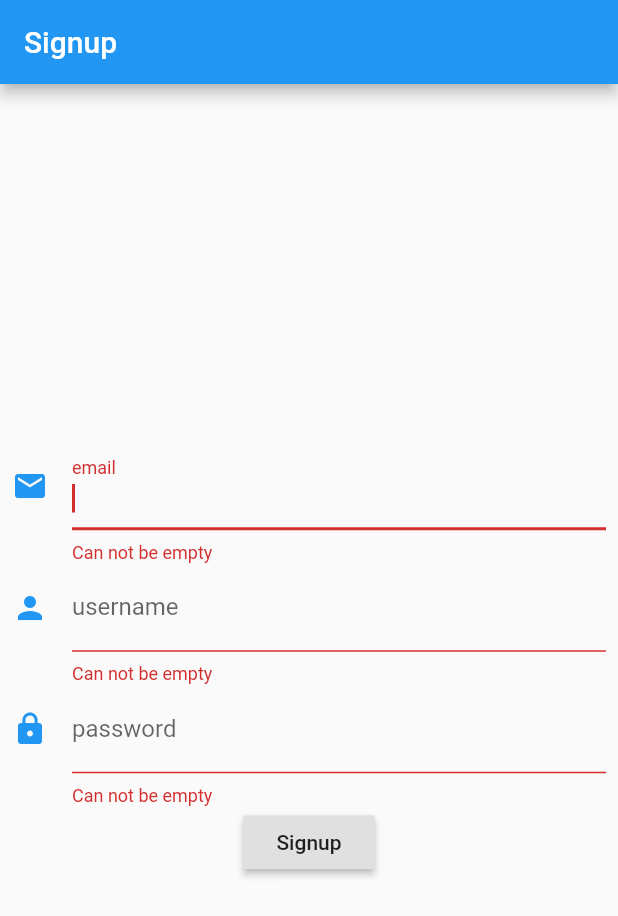
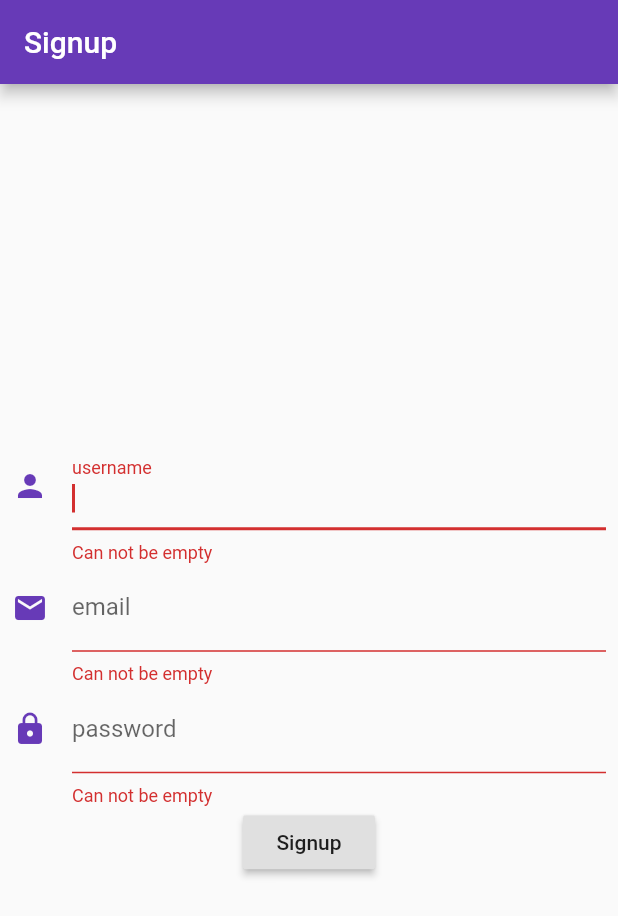
Before and after one commit to HappyBhalodiya/CRUD_Flutter, a Flutter app: the screen it shows after launch, after a tap on "Signup", on a phone screen of 412 x 824 dp. Shown: the top 916 px of the screen. Run offline on Flutter 3.47's test engine with Material 2 defaults, Android fonts, the phone set to English and light mode, and no system bars.

Commit message:
Routing completed

```diff
--- /dev/null
+++ b/client/lib/Routes.dart
@@ -0,0 +1,22 @@
+import 'package:flutter/material.dart';
+import 'package:crud_flutter/login.dart';
+
+
+class Routes {
+
+  var routes = <String, WidgetBuilder>{
+    "/login": (BuildContext context) => new LoginScreen(),
+
+  };
+
+  Routes() {
+    runApp(new MaterialApp(
+      title: "Flutter Flat App",
+      home: new LoginScreen(),
+     theme: ThemeData(
+        primaryColor: Colors.deepPurple,
+      ),
+      routes: routes,
+    ));
+  }
+}
--- /dev/null
+++ b/client/lib/login.dart
@@ -0,0 +1,128 @@
+import 'package:flutter/material.dart';
+import 'package:http/http.dart' as http;
+
+// void main() => runApp(new MyApp());
+
+
+
+class LoginScreen extends StatefulWidget {
+  @override
+  LoginScreenState createState() => LoginScreenState();
+}
+
+class LoginScreenState extends State<LoginScreen> {
+  GlobalKey<FormState> _formKey = GlobalKey<FormState>();
+
+  TextEditingController _usernameController = TextEditingController();
+  TextEditingController _passwordController = TextEditingController();
+  TextEditingController _emailController = TextEditingController();
+
+  Future<http.Response> login(
+      String email, String password, String username) async {
+    if (_formKey.currentState.validate()) {
+      final response =
+          await http.post('http://192.168.1.85:4000/addUser', body: {
+        'email': _emailController.text,
+        'password': _passwordController.text,
+        'username': _usernameController.text,
+      });
+      print(response.body);
+      _usernameController.text = '';
+      _emailController.text = '';
+      _passwordController.text = '';
+
+      return response;
+    }
+  }
+
+  @override
+  void dispose() {
+    _usernameController.dispose();
+    _passwordController.dispose();
+    super.dispose();
+  }
+
+  @override
+  Widget build(BuildContext context) {
+    return Scaffold(
+      appBar: AppBar(
+        title: Text('Signup'),
+      ),
+      body: Center(
+        child: Padding(
+          padding: const EdgeInsets.all(8.0),
+          child: Form(
+            key: _formKey,
+            autovalidate: true,
+            onWillPop: () async {
+              return false;
+            },
+            onChanged: () {},
+            child: Column(
+              mainAxisSize: MainAxisSize.min,
+              crossAxisAlignment: CrossAxisAlignment.center,
+              children: <Widget>[
+                TextFormField(
+                  autofocus: true,
+                  controller: _usernameController,
+                  decoration: InputDecoration(
+                    labelText: "username",
+                    icon: Icon(
+                      Icons.person,
+                      color: Theme.of(context).primaryColor,
+                    ),
+                  ),
+                  validator: (String v) {
+                    return v.trim().isNotEmpty ? null : "Can not be empty";
+                  },
+                ),
+                TextFormField(
+                  autofocus: true,
+                  controller: _emailController,
+                  decoration: InputDecoration(
+                    labelText: "email",
+                    icon: Icon(
+                      Icons.email,
+                      color: Theme.of(context).primaryColor,
+                    ),
+                  ),
+                  validator: (String v) {
+                    return v.trim().isNotEmpty ? null : "Can not be empty";
+                  },
+                ),
+                TextFormField(
+                  controller: _passwordController,
+                  decoration: InputDecoration(
+                    labelText: "password",
+                    icon: Icon(
+                      Icons.lock,
+                      color: Theme.of(context).primaryColor,
+                    ),
+                  ),
+                  obscureText: true,
+                  validator: (String v) {
+                    return v.trim().isNotEmpty ? null : "Can not be empty";
+                  },
+                ),
+                RaisedButton(
+                  onPressed: () {
+                    login(_emailController.text, _passwordController.text,
+                        _usernameController.text);
+                  },
+                  // onPressed: () {
+                  //   if (_formKey.currentState.validate()) {
+                  //     print('Login');
+                  //     print(_usernameController.text);
+                  //     print(_passwordController.text);
+                  //   }
+                  // },
+                  child: Text('Signup'),
+                ),
+              ],
+            ),
+          ),
+        ),
+      ),
+    );
+  }
+}
--- a/client/lib/main.dart
+++ b/client/lib/main.dart
@@ -1,128 +1,9 @@
-import 'package:flutter/material.dart';
-import 'package:http/http.dart' as http;
+// import 'package:flutter/material.dart';
+// import 'package:http/http.dart' as http;
+import 'package:crud_flutter/Routes.dart';
 
-void main() => runApp(new MyApp());
 
-class MyApp extends StatelessWidget {
-  @override
-  Widget build(BuildContext context) {
-    return MaterialApp(
-      home: MyHomePage(),
-    );
-  }
+
+void main() {
+  new Routes();
 }
-
-class MyHomePage extends StatefulWidget {
-  @override
-  _MyHomePageState createState() => _MyHomePageState();
-}
-
-class _MyHomePageState extends State<MyHomePage> {
-  GlobalKey<FormState> _formKey = GlobalKey<FormState>();
-
-  TextEditingController _usernameController = TextEditingController();
-  TextEditingController _passwordController = TextEditingController();
-  TextEditingController _emailController = TextEditingController();
-
-  Future<http.Response> login(
-      String email, String password, String username) async {
-    final response = await http.post('http://192.168.1.85:3000/addUser', body: {
-      'email': _emailController.text,
-      'password': _passwordController.text,
-      'username': _usernameController.text,
-    });
-    print('Response status: $response');
-    return response;
-  }
-
-  @override
-  void dispose() {
-    _usernameController.dispose();
-    _passwordController.dispose();
-    super.dispose();
-  }
-
-  @override
-  Widget build(BuildContext context) {
-    return Scaffold(
-      appBar: AppBar(
-        title: Text('Signup'),
-      ),
-      body: Center(
-        child: Padding(
-          padding: const EdgeInsets.all(8.0),
-          child: Form(
-            key: _formKey,
-            autovalidate: true,
-            onWillPop: () async {
-              return false;
-            },
-            onChanged: () {},
-            child: Column(
-              mainAxisSize: MainAxisSize.min,
-              crossAxisAlignment: CrossAxisAlignment.center,
-              children: <Widget>[
-                TextFormField(
-                  autofocus: true,
-                  controller: _emailController,
-                  decoration: InputDecoration(
-                    labelText: "email",
-                    icon: Icon(
-                      Icons.email,
-                      color: Theme.of(context).primaryColor,
-                    ),
-                  ),
-                  validator: (String v) {
-                    return v.trim().isNotEmpty ? null : "Can not be empty";
-                  },
-                ),
-                TextFormField(
-                  autofocus: true,
-                  controller: _usernameController,
-                  decoration: InputDecoration(
-                    labelText: "username",
-                    icon: Icon(
-                      Icons.person,
-                      color: Theme.of(context).primaryColor,
-                    ),
-                  ),
-                  validator: (String v) {
-                    return v.trim().isNotEmpty ? null : "Can not be empty";
-                  },
-                ),
-                TextFormField(
-                  controller: _passwordController,
-                  decoration: InputDecoration(
-                    labelText: "password",
-                    icon: Icon(
-                      Icons.lock,
-                      color: Theme.of(context).primaryColor,
-                    ),
-                  ),
-                  obscureText: true,
-                  validator: (String v) {
-                    return v.trim().isNotEmpty ? null : "Can not be empty";
-                  },
-                ),
-                RaisedButton(
-                  onPressed: () {
-                    login(_emailController.text, _passwordController.text,
-                        _usernameController.text);
-                  },
-                  // onPressed: () {
-                  //   if (_formKey.currentState.validate()) {
-                  //     print('Login');
-                  //     print(_usernameController.text);
-                  //     print(_passwordController.text);
-                  //   }
-                  // },
-                  child: Text('Signup'),
-                ),
-              ],
-            ),
-          ),
-        ),
-      ),
-    );
-  }
-}
```
Also changed, not shown: 3 other files.
